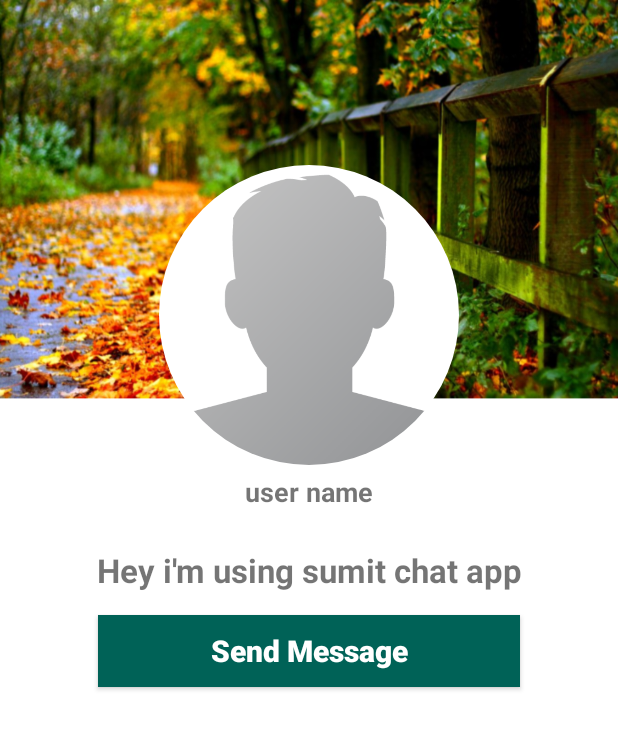
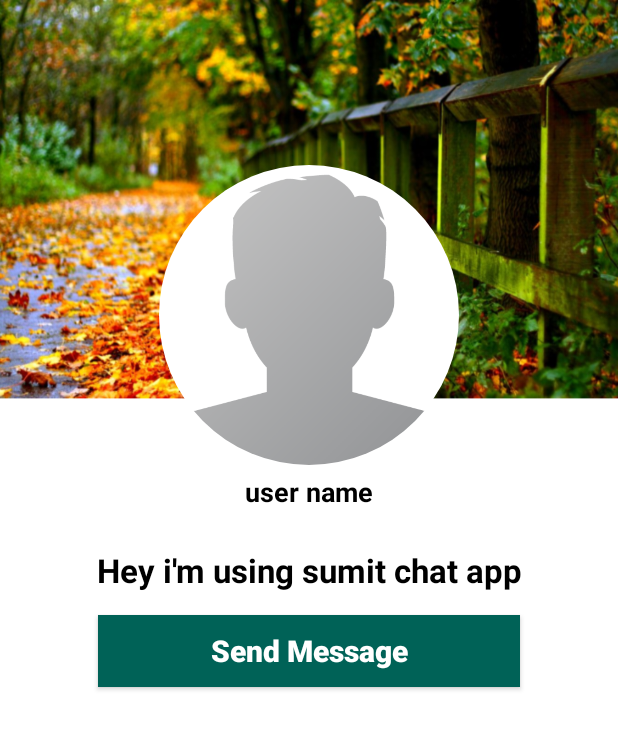
Before and after one commit to sumitdnath/SocialBlaze, an Android app: the layout activity_profile.xml on its own in the app's theme, with its tools: preview values and no code run, on a phone screen of 412 x 824 dp. Shown: the top 729 px of the screen. Run offline under Robolectric (Android 15) with nearby library versions, the phone set to English and light mode, and no system bars.

Commit message:
Cancel and Receive Chat Request

```diff
--- a/app/src/main/res/layout/activity_profile.xml
+++ b/app/src/main/res/layout/activity_profile.xml
@@ -27,6 +27,7 @@
         android:layout_marginLeft="15dp"
         android:layout_marginRight="15dp"
         android:layout_marginTop="5dp"
+        android:textColor="@android:color/background_dark"
         android:textAlignment="center"
         android:textAllCaps="false"
         android:textSize="18sp"
@@ -43,6 +44,7 @@
         android:layout_marginRight="15dp"
         android:layout_marginTop="25dp"
         android:textAlignment="center"
+        android:textColor="@android:color/background_dark"
         android:textAllCaps="false"
         android:textSize="22sp"
         android:textStyle="bold"
@@ -63,8 +65,22 @@
         android:textSize="20sp"
         android:text="Send Message"
         android:textAllCaps="false"
-
-
+        />
+    <Button
+        android:id="@+id/declined_message_request_button"
+        android:layout_width="match_parent"
+        android:layout_height="wrap_content"
+        android:layout_below="@+id/send_message_request_button"
+        android:layout_marginTop="6dp"
+        android:layout_marginRight="65dp"
+        android:layout_marginLeft="65dp"
+        android:textColor="@android:color/background_light"
+        android:background="@drawable/buttons"
+        android:textStyle="bold"
+        android:textSize="20sp"
+        android:text="Cancel Chat Request"
+        android:textAllCaps="false"
+        android:visibility="invisible"
         />
 
 </RelativeLayout>
```
Also changed, not shown: app/src/main/java/com/example/socialblaze/ProfileActivity.java (+23 -1 lines).
